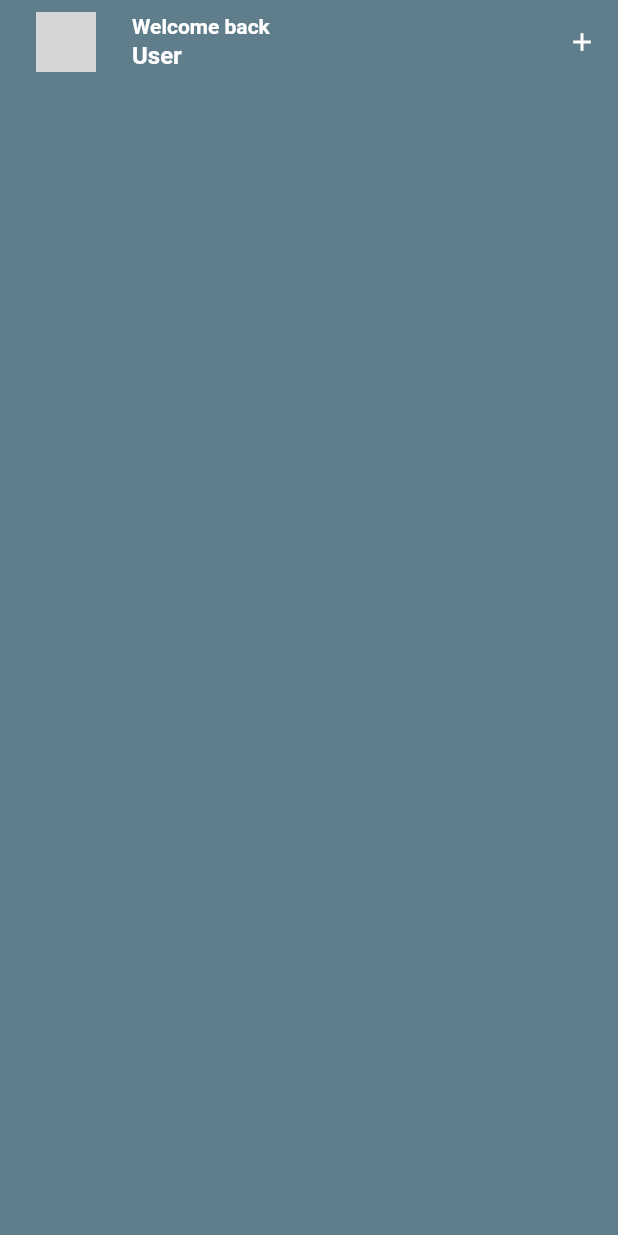
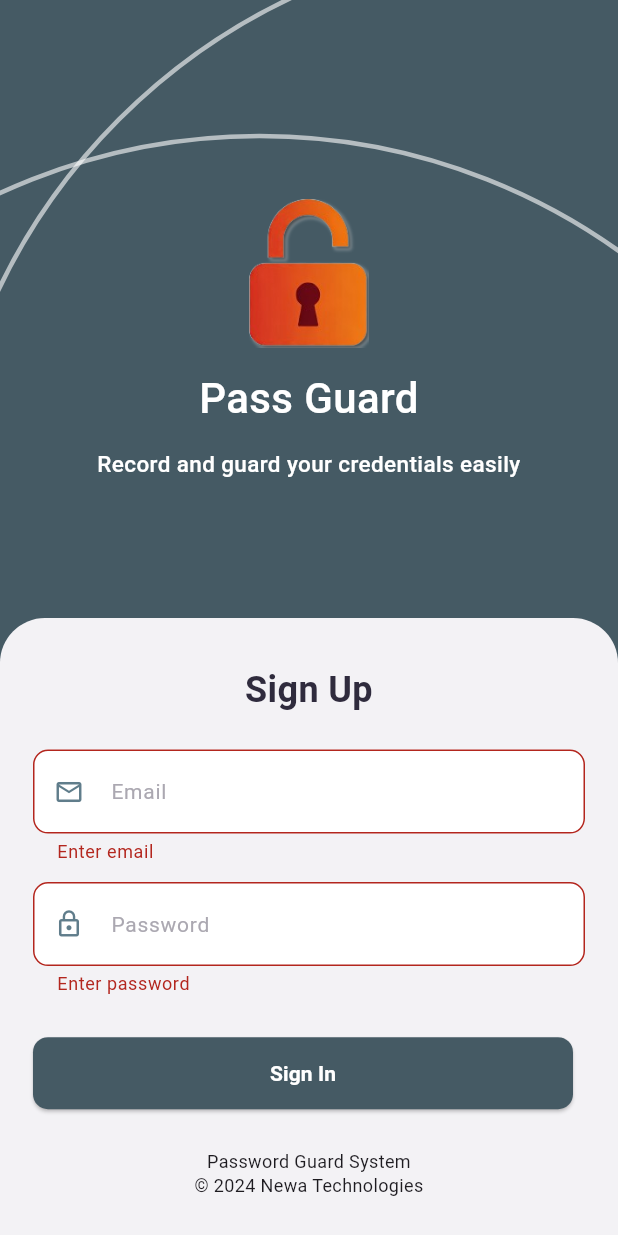
Before and after one commit to piyushkarmacharya/pass_guard, a Flutter app: the screen it shows after launch, on a phone screen of 412 x 824 dp. Run offline on Flutter 3.47's test engine with Material 3 defaults, Android fonts, the phone set to English and light mode, and no system bars; our stand-ins replace local_auth, sqflite; accounts and stored records are empty; Roboto replaces fonts that are missing (DMSans, PublicSans); grey boxes are pictures that could not be loaded.

Commit message:
chore: create login page and form for login and signup

```diff
--- /dev/null
+++ b/lib/constants/strings.dart
@@ -0,0 +1,4 @@
+class Strings {
+  static const String mainTitle = "Pass Guard";
+  static const String message = "Record and guard your credentials easily";
+}
--- a/lib/main.dart
+++ b/lib/main.dart
@@ -1,5 +1,7 @@
 import 'package:flutter/material.dart';
 import 'package:pass_guard/pages/homepage.dart';
+import 'package:pass_guard/pages/login_page.dart';
+import 'package:pass_guard/pages/login_page.dart';
 
 void main() {
   runApp(const MyApp());
@@ -13,8 +15,8 @@ class MyApp extends StatelessWidget {
       debugShowCheckedModeBanner: false,
       title: "Pass Guard",
       theme: ThemeData(
-        primaryColor: Colors.blueGrey,
-        scaffoldBackgroundColor: Colors.blueGrey,
+        primaryColor: Colors.blueGrey.shade700,
+        scaffoldBackgroundColor: Colors.blueGrey.shade700,
         useMaterial3: true,
         appBarTheme: const AppBarTheme(
             backgroundColor: Colors.blueGrey,
@@ -24,7 +26,11 @@ class MyApp extends StatelessWidget {
             titleTextStyle:
                 TextStyle(color: Color(0xFFFFFFFF), fontFamily: "DMSans")),
       ),
-      home: const HomePage(),
+      initialRoute: LoginPage.routeName,
+      routes: {
+        LoginPage.routeName: (context) => const LoginPage(),
+        HomePage.routeName: (context) => const HomePage(),
+      },
     );
   }
 }
--- a/lib/pages/homepage.dart
+++ b/lib/pages/homepage.dart
@@ -3,6 +3,7 @@ import 'package:pass_guard/database/pass_guard_db.dart';
 import 'package:pass_guard/models/credential.dart';
 
 class HomePage extends StatefulWidget {
+  static const routeName = "/home-page";
   const HomePage({super.key});
 
   @override
--- /dev/null
+++ b/lib/pages/login_page.dart
@@ -0,0 +1,118 @@
+import 'package:flutter/material.dart';
+import 'package:pass_guard/constants/strings.dart';
+import 'package:pass_guard/widgets/footer.dart';
+import 'package:pass_guard/widgets/my_painter.dart';
+import 'package:pass_guard/widgets/signup_form.dart';
+
+class LoginPage extends StatefulWidget {
+  static const routeName = "/signup-page";
+
+  const LoginPage({super.key});
+  @override
+  State<LoginPage> createState() => _LoginPageState();
+}
+
+class _LoginPageState extends State<LoginPage> {
+  @override
+  Widget build(BuildContext context) {
+    final mediaQuery = MediaQuery.of(context);
+    final screenSize = mediaQuery.size;
+    final keyboardActive = mediaQuery.viewInsets.bottom;
+
+    return Scaffold(
+      body: Stack(
+        children: [
+          if (keyboardActive == 0.0)
+            CustomPaint(
+              painter: MyPainter(),
+              child: Container(),
+            ),
+          Column(
+            crossAxisAlignment: CrossAxisAlignment.center,
+            children: [
+              SizedBox(
+                height: keyboardActive == 0.0
+                    ? 0.15 * screenSize.height
+                    : 0.07 * screenSize.height,
+              ),
+              SizedBox(
+                height: keyboardActive == 0.0
+                    ? 0.25 * screenSize.height
+                    : 0.1 * screenSize.height,
+                child: Column(
+                  mainAxisAlignment: MainAxisAlignment.center,
+                  children: [
+                    if (keyboardActive == 0.0)
+                      SizedBox(
+                        width: 0.5 * screenSize.width,
+                        height: 0.12 * screenSize.height,
+                        child: Image.asset(
+                          "assets/images/lock.png",
+                        ),
+                      ),
+                    SizedBox(
+                      height: 0.015 * screenSize.height,
+                    ),
+                    const Text(
+                      Strings.mainTitle,
+                      textAlign: TextAlign.center,
+                      style: TextStyle(
+                        color: Color(0xFFFFFFFF),
+                        fontSize: 28,
+                        fontFamily: "PublicSans",
+                        fontWeight: FontWeight.w500,
+                        height: 42 / 28,
+                      ),
+                    ),
+                    SizedBox(
+                      height: 0.015 * screenSize.height,
+                    ),
+                    if (keyboardActive == 0.0)
+                      const Text(
+                        Strings.message,
+                        textAlign: TextAlign.center,
+                        style: TextStyle(
+                          color: Color(0xFFFFFFFF),
+                          fontSize: 15,
+                          height: 22 / 15,
+                          fontFamily: "PublicSans",
+                          fontWeight: FontWeight.w500,
+                        ),
+                      ),
+                  ],
+                ),
+              ),
+              SizedBox(
+                height: keyboardActive == 0.0
+                    ? 0.1 * screenSize.height
+                    : 0.01 * screenSize.height,
+              ),
+              Expanded(
+                child: Container(
+                  decoration: const BoxDecoration(
+                      color: Color(0xFFF3F2F5),
+                      borderRadius: BorderRadius.only(
+                          topLeft: Radius.circular(30),
+                          topRight: Radius.circular(30))),
+                  child: SingleChildScrollView(
+                    child: Padding(
+                      padding: const EdgeInsets.symmetric(
+                          vertical: 32.0, horizontal: 22.0),
+                      child: Column(
+                        children: [
+                          const SignupForm(),
+                          if (keyboardActive == 0.0)
+                            Footer(screenSize: screenSize)
+                        ],
+                      ),
+                    ),
+                  ),
+                ),
+              ),
+            ],
+          ),
+        ],
+      ),
+    );
+  }
+}
--- /dev/null
+++ b/lib/widgets/footer.dart
@@ -0,0 +1,28 @@
+import 'package:flutter/material.dart';
+
+class Footer extends StatelessWidget {
+  final Size screenSize;
+  const Footer({super.key, required this.screenSize});
+
+  @override
+  Widget build(BuildContext context) {
+    return Container(
+      width: double.infinity,
+      decoration: const BoxDecoration(color: Color(0xFFF3F2F5)),
+      child: Padding(
+        padding: EdgeInsets.fromLTRB(
+            0, 0.015 * screenSize.height, 0, 0.03 * screenSize.height),
+        child: const Text(
+          "Password Guard System\n© 2024 Newa Technologies",
+          textAlign: TextAlign.center,
+          style: TextStyle(
+            fontFamily: "DMSans",
+            fontWeight: FontWeight.w400,
+            fontSize: 12,
+            height: 15.62 / 12,
+          ),
+        ),
+      ),
+    );
+  }
+}
--- /dev/null
+++ b/lib/widgets/signup_form.dart
@@ -0,0 +1,151 @@
+import "package:flutter/material.dart";
+
+class SignupForm extends StatefulWidget {
+  const SignupForm({super.key});
+
+  @override
+  State<SignupForm> createState() => _SignupFormState();
+}
+
+class _SignupFormState extends State<SignupForm> {
+  final GlobalKey<FormState> _formKey = GlobalKey<FormState>();
+  final TextEditingController emailCtr = TextEditingController();
+  final TextEditingController passwordCtr = TextEditingController();
+  OutlineInputBorder borderStyle = const OutlineInputBorder(
+    borderSide: BorderSide(
+      color: Colors.transparent,
+    ),
+    borderRadius: BorderRadius.all(Radius.circular(10)),
+  );
+
+  @override
+  Widget build(BuildContext context) {
+    final mediaQuery = MediaQuery.of(context);
+    final screenSize = mediaQuery.size;
+    return Form(
+      autovalidateMode: AutovalidateMode.always,
+      key: _formKey,
+      child: Column(
+        children: [
+          const Text(
+            "Sign Up",
+            textAlign: TextAlign.center,
+            style: TextStyle(
+                fontFamily: "DMSans",
+                fontWeight: FontWeight.w700,
+                fontSize: 24,
+                height: 31.25 / 24,
+                color: Color(0xFF2F2B3D)),
+          ),
+          SizedBox(
+            height: 0.03 * screenSize.height,
+          ),
+          TextFormField(
+            controller: emailCtr,
+            validator: (value) {
+              RegExp emailRegExp =
+                  RegExp(r'^[a-zA-Z0-9._%+-]+@[a-zA-Z0-9.-]+\.[a-zA-Z]{2,}$');
+              if (value == null || value.isEmpty) {
+                return "Enter email";
+              } else if (!emailRegExp.hasMatch(value)) {
+                return "Enter valid email";
+              }
+              return null;
+            },
+            decoration: InputDecoration(
+              enabledBorder: borderStyle,
+              focusedBorder: borderStyle,
+              border: borderStyle,
+              filled: true,
+              fillColor: const Color(0xFFFFFFFF),
+              prefixIcon: const Icon(
+                Icons.mail_outline,
+                size: 20,
+                color: Colors.blueGrey,
+              ),
+              label: const Text(
+                "Email",
+                style: TextStyle(
+                    color: Color(0xFFABA8B1),
+                    fontFamily: "DMSans",
+                    fontWeight: FontWeight.w400,
+                    fontSize: 14,
+                    height: 18.23 / 14),
+              ),
+            ),
+          ),
+          SizedBox(
+            height: 0.015 * screenSize.height,
+          ),
+          TextFormField(
+            controller: passwordCtr,
+            obscureText: true,
+            validator: (value) {
+              if (value == null || value.isEmpty) {
+                return "Enter password";
+              } else if (value.length < 6) {
+                return "Password cannot be shorter than 6 digit";
+              }
+              return null;
+            },
+            decoration: InputDecoration(
+              enabledBorder: borderStyle,
+              focusedBorder: borderStyle,
+              border: borderStyle,
+              filled: true,
+              fillColor: const Color(0xFFFFFFFF),
+              prefixIcon: const Icon(
+                Icons.lock_outline,
+                size: 20,
+                color: Colors.blueGrey,
+              ),
+              label: const Text(
+                "Password",
+                style: TextStyle(
+                    color: Color(0xFFABA8B1),
+                    fontFamily: "DMSans",
+                    fontWeight: FontWeight.w400,
+                    fontSize: 14,
+                    height: 18.23 / 14),
+              ),
+            ),
+          ),
+          SizedBox(
+            height: 0.015 * screenSize.height,
+          ),
+          Padding(
+            padding: const EdgeInsets.fromLTRB(0, 15, 0, 15),
+            child: Row(
+              children: [
+                Expanded(
+                  child: SizedBox(
+                    height: 48,
+                    child: ElevatedButton(
+                      style: ElevatedButton.styleFrom(
+                          shape: RoundedRectangleBorder(
+                              borderRadius: BorderRadius.circular(10)),
+                          backgroundColor: Colors.blueGrey.shade700),
+                      onPressed: () async {},
+                      child: const Text(
+                        "Sign In",
+                        style: TextStyle(
+                          fontFamily: "DMSans",
+                          fontWeight: FontWeight.w700,
+                          color: Color(0xFFFFFFFF),
+                          height: 18.23 / 14,
+                        ),
+                      ),
+                    ),
+                  ),
+                ),
+                const SizedBox(
+                  width: 8,
+                ),
+              ],
+            ),
+          ),
+        ],
+      ),
+    );
+  }
+}
--- a/pubspec.yaml
+++ b/pubspec.yaml
@@ -38,6 +38,7 @@ dependencies:
   sqflite: ^2.4.0
   intl: ^0.19.0
   path: ^1.9.0
+  local_auth: ^2.3.0
 
 dev_dependencies:
   flutter_test:
@@ -62,8 +63,8 @@ flutter:
   uses-material-design: true
 
   # To add assets to your application, add an assets section, like this:
-  # assets:
-  #   - images/a_dot_burr.jpeg
+  assets:
+    - assets/images/lock.png
   #   - images/a_dot_ham.jpeg
 
   # An image asset can refer to one or more resolution-specific "variants", see
```
Also changed, not shown: lib/widgets/login_form.dart (added, +308 -0 lines), lib/widgets/my_painter.dart (added, +28 -0 lines), assets/images/lock.png (added), pubspec.lock, 3 other files.
